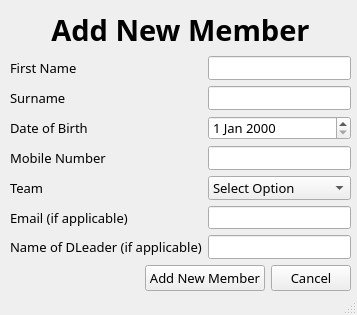
Qt form ui/managerAddNewMember.ui (nikeyys/comsci-ia) before a commit.
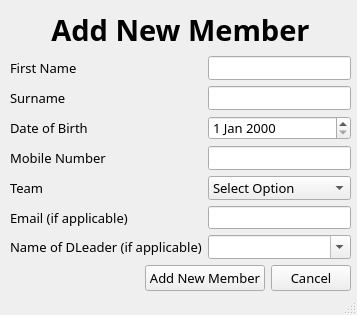
The same form after that commit.

Commit message: added support for add new member window

```diff
--- a/ui/managerAddNewMember.ui
+++ b/ui/managerAddNewMember.ui
@@ -145,7 +145,11 @@
         </widget>
        </item>
        <item row="6" column="1">
-        <widget class="QLineEdit" name="line_dLeader"/>
+        <widget class="QComboBox" name="combo_dLeader">
+         <property name="editable">
+          <bool>true</bool>
+         </property>
+        </widget>
        </item>
       </layout>
      </item>
```
The commit also changes 2 other files.
